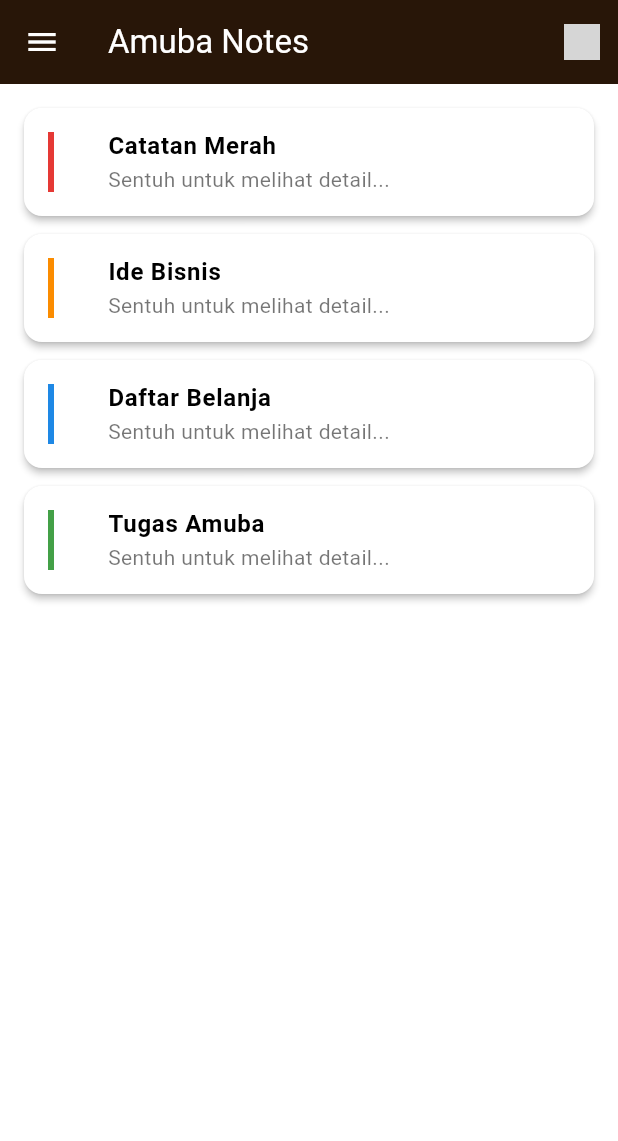
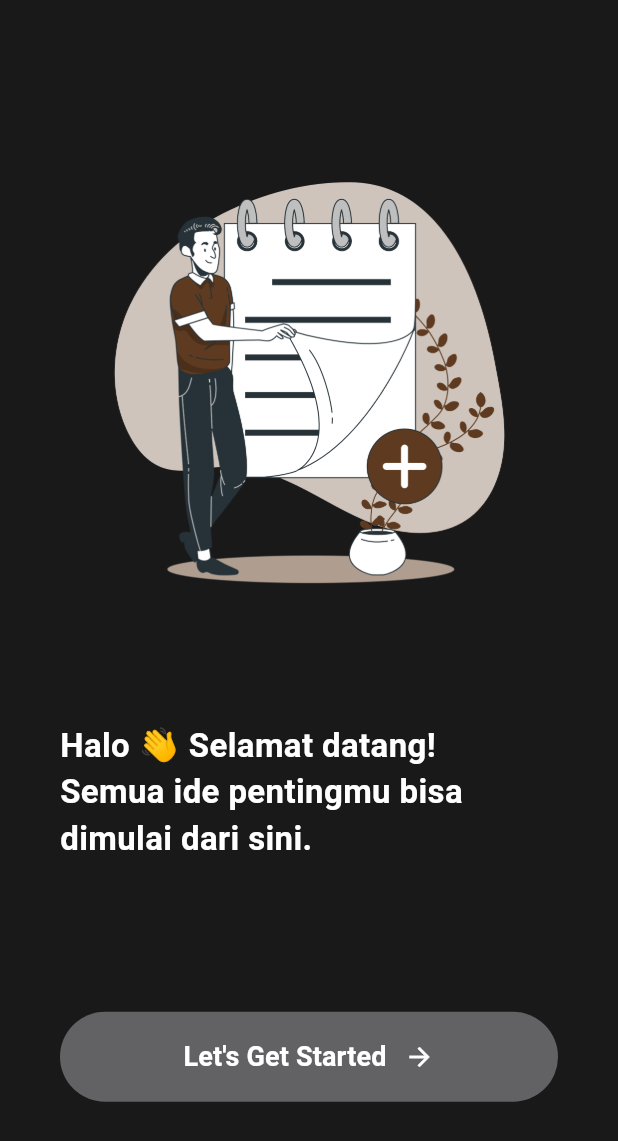
Before and after one commit to ridhomahmudah/project_notes, a Flutter app: the screen it shows after launch, on a phone screen of 412 x 824 dp. Shown: the top 1141 px of the screen. Run offline on Flutter 3.47's test engine with Material 3 defaults, Android fonts, the phone set to English and light mode, and no system bars; our stand-ins replace get, get_storage; grey boxes are pictures that could not be loaded.

Commit message:
onboarding

```diff
--- a/lib/controllers/splash_controller.dart
+++ b/lib/controllers/splash_controller.dart
@@ -8,9 +8,8 @@ class SplashController extends GetxController {
   }
 
   void _startTimer() async {
-    // Delay 3 detik sesuai standar Splash Screen
     await Future.delayed(const Duration(seconds: 3));
     // Pindah ke halaman utama dan hapus Splash dari stack
-    Get.offAllNamed('/home');
+    Get.offAllNamed('/onboarding'); // Ganti dengan nama route yang benar untuk onboarding
   }
 }
--- a/lib/routes/app_pages.dart
+++ b/lib/routes/app_pages.dart
@@ -2,10 +2,12 @@ import 'package:get/get.dart';
 import '../views/splash_view.dart';
 import '../views/home_view.dart';
 import '../controllers/splash_controller.dart';
+import '../views/onboarding_view.dart';
 
 abstract class Routes {
   static const SPLASH = '/splash';
   static const HOME = '/home';
+  static const ONBOARDING = '/onboarding';
 }
 
 class AppPages {
@@ -21,7 +23,12 @@ class AppPages {
     ),
     GetPage(
       name: Routes.HOME,
-      page: () => HomeView(), // Hapus 'const' karena HomeView menggunakan Get.find
+      page: () => HomeView(),
+    ),
+
+    GetPage(
+      name: Routes.ONBOARDING,
+      page: () => const OnboardingView(),
     ),
   ];
 }
--- /dev/null
+++ b/lib/views/onboarding_view.dart
@@ -0,0 +1,83 @@
+import 'package:flutter/material.dart';
+import 'package:get/get.dart';
+import '../routes/app_pages.dart';
+import '../services/theme.dart';
+
+class OnboardingView extends StatelessWidget {
+  const OnboardingView({super.key});
+
+  @override
+  Widget build(BuildContext context) {
+    return Scaffold(
+      // Menggunakan warna background dari Themes yang kamu buat
+      backgroundColor: Themes.darkBg,
+      body: Padding(
+        padding: const EdgeInsets.symmetric(horizontal: 40),
+        child: Column(
+          mainAxisAlignment: MainAxisAlignment.center,
+          children: [
+            // 1. Gambar Utama
+            Image.asset('assets/images/Add notes-bro.png', fit: BoxFit.contain),
+            const SizedBox(height: 60),
+
+            // 2. Teks Sambutan
+            const Text(
+              "Halo 👋 Selamat datang!\nSemua ide pentingmu bisa dimulai dari sini.",
+              textAlign: TextAlign.left,
+              style: TextStyle(
+                color: Colors.white,
+                fontSize: 22,
+                fontWeight: FontWeight.bold,
+                height: 1.4,
+              ),
+            ),
+            const SizedBox(height: 100),
+
+            // 3. Tombol "Let's Get Started" (RUMPANG)
+            SizedBox(
+              width: double.infinity,
+              height: 60,
+              child: ElevatedButton(
+                style: ElevatedButton.styleFrom(
+                  backgroundColor:
+                      Themes.darkPrimary, // Warna tombol sesuai tema gelap
+                  shape: RoundedRectangleBorder(
+                    borderRadius: BorderRadius.circular(35),
+                  ),
+                  elevation: 0,
+                ),
+                onPressed: () {
+                  // ISI DI SINI: Gunakan GetX untuk pindah ke Home
+                  // Pastikan user tidak bisa kembali ke sini (offAll)
+                  Get.offAllNamed(
+                    Routes.HOME,
+                  ); // Ganti dengan nama route yang benar
+                },
+                child: const Row(
+                  mainAxisAlignment: MainAxisAlignment.center,
+                  children: [
+                    Text(
+                      "Let's Get Started",
+                      style: TextStyle(
+                        color: Colors.white,
+                        fontSize: 18,
+                        fontWeight: FontWeight.w600,
+                      ),
+                    ),
+                    SizedBox(width: 12),
+                    // ISI DI SINI: Tambahkan Icon panah ke kanan
+                    const Icon(
+                      Icons.arrow_forward,
+                      color: Colors.white,
+                      size: 20,
+                    ),
+                  ],
+                ),
+              ),
+            ),
+          ],
+        ),
+      ),
+    );
+  }
+}
```
Also changed, not shown: assets/images/Add notes-bro.png (added).
